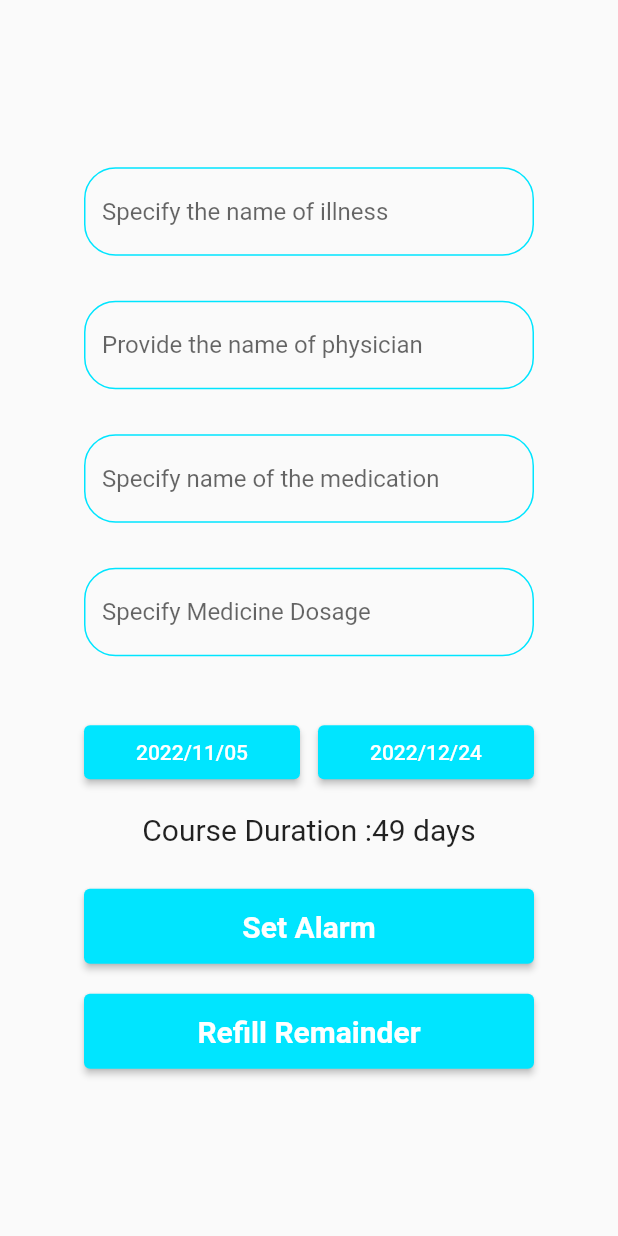
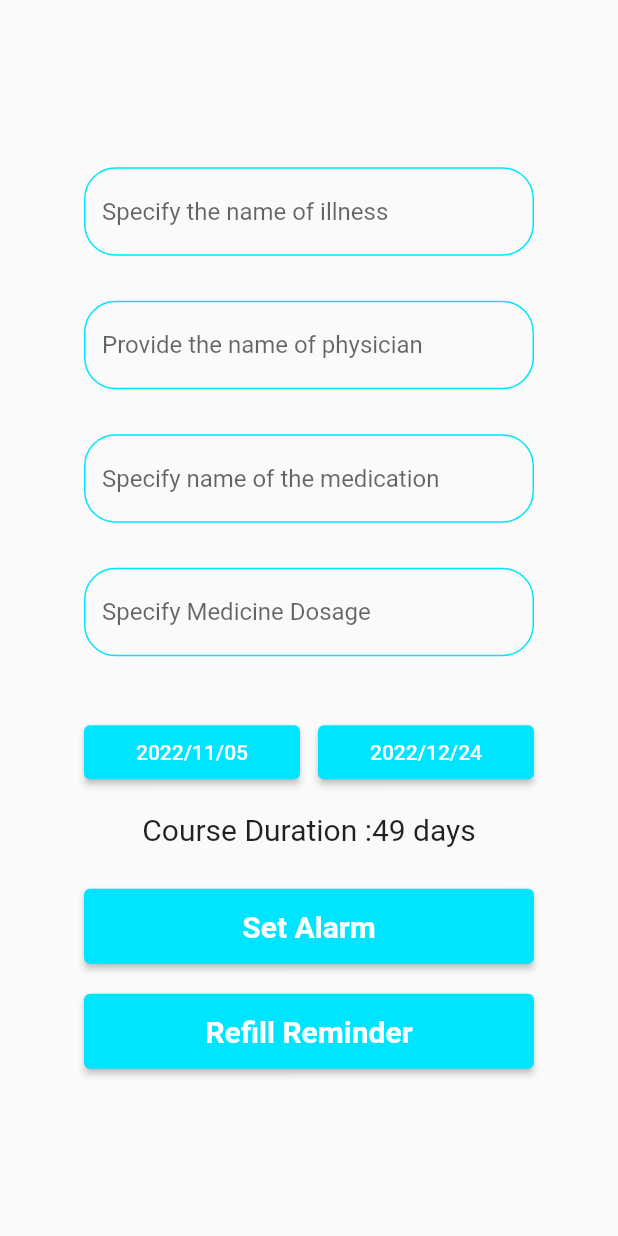
Before and after one commit to MedminderAJCE/MedMinder, a Flutter app: the AddMedicine screen opened directly, on a phone screen of 412 x 824 dp. Run offline on Flutter 3.47's test engine with Material 2 defaults, Android fonts, the phone set to English and light mode, and no system bars; our stand-ins replace cloud_firestore, firebase_auth, firebase_core, fluttertoast; accounts and stored records are empty.

Commit message:
Add medicine update

```diff
--- a/lib/screens/addmedicine.dart
+++ b/lib/screens/addmedicine.dart
@@ -180,7 +180,7 @@ class _AddMedicineState extends State<AddMedicine> {
                   minimumSize: const Size(320.0, 50.0),
                   backgroundColor: const Color(0xFF00E5FF),
                 ),
-                child: const Text('Refill Remainder',
+                child: const Text('Refill Reminder',
                     style: TextStyle(
                         fontWeight: FontWeight.bold,
                         fontSize: 20,
```
